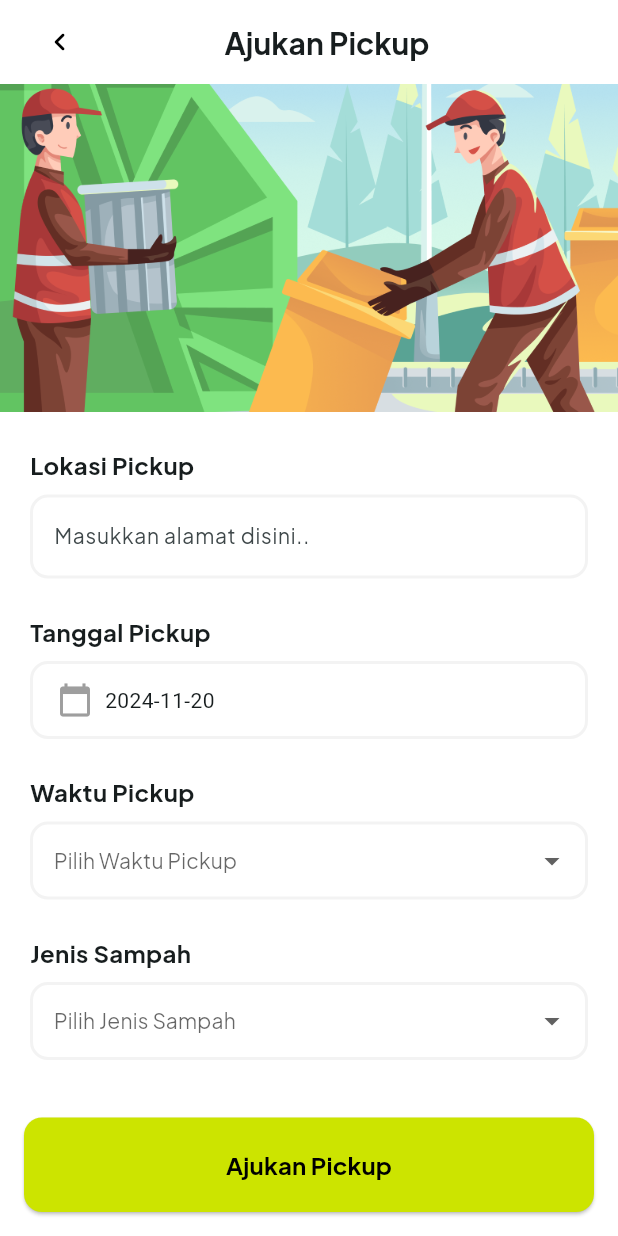
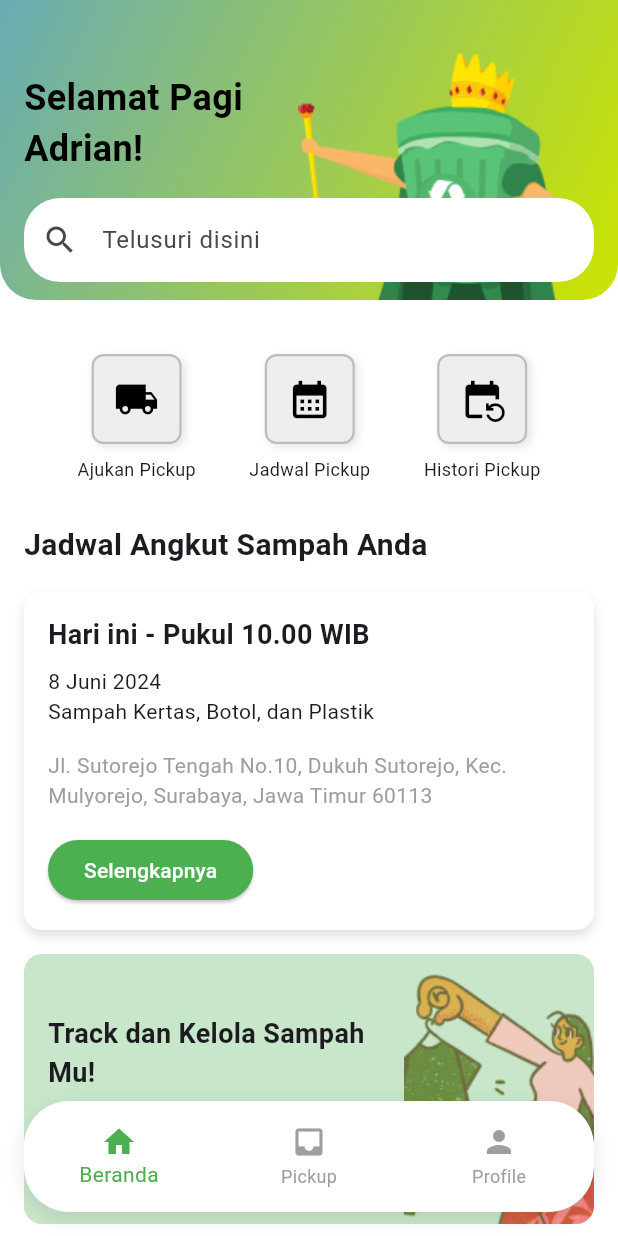
Before and after one commit to mhmdrazn/BuangBijak, a Flutter app: the screen it shows after launch, on a phone screen of 412 x 824 dp. Run offline on Flutter 3.47's test engine with Material 3 defaults, Android fonts, the phone set to English and light mode, and no system bars.

Commit message:
Slicing halaman utama, not found, routes, dll (#2)
* feat: belom selesai brok

* feat: update ui dan routes dan not found dan widget dll

```diff
--- /dev/null
+++ b/lib/data/landing_page.dart
@@ -0,0 +1,19 @@
+import 'package:flutter/material.dart';
+
+final List<Map<String, dynamic>> iconNavFeature = [
+  {
+    'title': 'Ajukan Pickup',
+    'icon': Icons.local_shipping,
+    'route': '/ajukan-pickup',
+  },
+  {
+    'title': 'Jadwal Pickup',
+    'icon': Icons.calendar_month,
+    'route': '/jadwal-pickup',
+  },
+  {
+    'title': 'Histori Pickup',
+    'icon': Icons.event_repeat,
+    'route': '/histori-pickup',
+  },
+];
--- a/lib/main.dart
+++ b/lib/main.dart
@@ -1,5 +1,6 @@
 import 'package:flutter/material.dart';
-import 'package:fp_tekber/screens/pickup_screens.dart';
+import 'package:fp_tekber/routes/routes.dart';
+import 'package:fp_tekber/screens/not_found.dart';
 
 void main() {
   runApp(const MyApp());
@@ -8,17 +9,56 @@ void main() {
 class MyApp extends StatelessWidget {
   const MyApp({super.key});
 
-  // This widget is the root of your application.
   @override
   Widget build(BuildContext context) {
     return MaterialApp(
-      title: 'Flutter Demo',
-      debugShowCheckedModeBanner: false,
+      title: 'BuangBijak App',
+      initialRoute: '/',
       theme: ThemeData(
-        colorScheme: ColorScheme.fromSeed(seedColor: Colors.white),
-        useMaterial3: true,
+        // Basis hijau yang akan digunakan
+        primarySwatch: Colors.green, // Warna utama (green)
+        primaryColor: Colors.green, // Warna utama untuk AppBar, buttons, dll.
+        hintColor: Colors.greenAccent, // Warna aksen jika diperlukan
+        buttonTheme: const ButtonThemeData(
+          buttonColor: Colors.green, // Tombol utama menggunakan hijau
+          textTheme:
+              ButtonTextTheme.primary, // Menjaga teks tombol menjadi putih
+        ),
+        scaffoldBackgroundColor: Colors.white, // Background default putih
+        appBarTheme: const AppBarTheme(
+          backgroundColor: Colors.green, // AppBar warna hijau
+          foregroundColor: Colors.white, // Teks dan ikon putih
+        ),
+        textButtonTheme: TextButtonThemeData(
+          style: TextButton.styleFrom(
+            foregroundColor: Colors.green, // Tombol teks hijau
+          ),
+        ),
+        elevatedButtonTheme: ElevatedButtonThemeData(
+          style: ElevatedButton.styleFrom(
+            backgroundColor: Colors.green, // Tombol Elevated hijau
+            foregroundColor: Colors.white, // Teks tombol putih
+          ),
+        ),
+        floatingActionButtonTheme: const FloatingActionButtonThemeData(
+          backgroundColor: Colors.green, // Floating button hijau
+        ),
+        iconTheme: const IconThemeData(
+          color: Colors.green, // Warna ikon hijau secara default
+        ),
+        bottomNavigationBarTheme: const BottomNavigationBarThemeData(
+          selectedItemColor:
+              Colors.green, // Warna item terpilih di BottomNavigationBar
+          unselectedItemColor:
+              Colors.grey, // Warna item tidak terpilih di BottomNavigationBar
+        ),
       ),
-      home: const PickupPage(),
+      routes: appRoutes,
+      onUnknownRoute: (settings) {
+        return MaterialPageRoute(
+          builder: (context) => const NotFoundPage(),
+        );
+      },
     );
   }
 }
--- /dev/null
+++ b/lib/models/landing_page.dart
@@ -0,0 +1,15 @@
+class JadwalAngkutSampah {
+  final String idJadwaAngkutSampah;
+  final String timeTitle;
+  final String jenisSampah;
+  final String alamat;
+  final bool isDone;
+
+  JadwalAngkutSampah({
+    required this.idJadwaAngkutSampah,
+    required this.timeTitle,
+    required this.jenisSampah,
+    required this.alamat,
+    required this.isDone,
+  });
+}
--- /dev/null
+++ b/lib/routes/routes.dart
@@ -0,0 +1,8 @@
+import 'package:flutter/material.dart';
+import 'package:fp_tekber/screens/home_screen.dart';
+import 'package:fp_tekber/screens/pickup_screens.dart';
+
+final Map<String, WidgetBuilder> appRoutes = {
+  '/': (context) => const HomeScreen(),
+  '/ajukan-pickup': (context) => const PickupPage(),
+};
--- /dev/null
+++ b/lib/screens/home_screen.dart
@@ -0,0 +1,160 @@
+import 'package:flutter/material.dart';
+import 'package:fp_tekber/widgets/navigation_buttons.dart';
+import '../widgets/home_app_bar.dart';
+import '../widgets/home_card.dart';
+import '../widgets/history_list_item.dart';
+
+class HomeScreen extends StatelessWidget {
+  const HomeScreen({super.key});
+
+  @override
+  Widget build(BuildContext context) {
+    return Scaffold(
+      backgroundColor: Colors.white,
+      appBar: const PreferredSize(
+        preferredSize: Size.fromHeight(200),
+        child: HomeAppBar(),
+      ),
+      body: Stack(
+        children: [
+          // Konten Utama
+          SingleChildScrollView(
+            padding: const EdgeInsets.all(16.0),
+            child: Column(
+              crossAxisAlignment: CrossAxisAlignment.start,
+              children: [
+                const SizedBox(height: 20),
+                const NavigationButtons(), // Menambahkan tombol navigasi di sini
+                const SizedBox(height: 28),
+                const Text(
+                  'Jadwal Angkut Sampah Anda',
+                  style: TextStyle(fontSize: 20, fontWeight: FontWeight.bold),
+                ),
+                const SizedBox(height: 16),
+                const HomeCard(
+                  title: 'Hari ini - Pukul 10.00 WIB',
+                  subtitle: '8 Juni 2024\nSampah Kertas, Botol, dan Plastik',
+                  address:
+                      'Jl. Sutorejo Tengah No.10, Dukuh Sutorejo, Kec. Mulyorejo, Surabaya, Jawa Timur 60113',
+                  buttonText: 'Selengkapnya',
+                ),
+                const SizedBox(height: 16),
+                const ImageBanner(),
+                const SizedBox(height: 16),
+                Row(
+                  mainAxisAlignment: MainAxisAlignment.spaceBetween,
+                  children: [
+                    const Text(
+                      'Histori Pickup',
+                      style:
+                          TextStyle(fontSize: 20, fontWeight: FontWeight.bold),
+                    ),
+                    TextButton(
+                      onPressed: () {},
+                      child: const Text('Lihat lainnya'),
+                    ),
+                  ],
+                ),
+                const SizedBox(height: 4),
+                const HistoryListItem(
+                  date: '10 Juni 2024 - Pukul 10.00 WIB',
+                  details: 'Sampah Kertas, Botol, dan Plastik',
+                  address:
+                      'Jl. Sutorejo Tengah No.10, Dukuh Sutorejo, Kec. Mulyorejo, Surabaya, Jawa Timur 60113',
+                  status: 'Selesai',
+                  buttonText: 'Selengkapnya',
+                ),
+                const SizedBox(height: 80),
+              ],
+            ),
+          ),
+          // Floating Navigation Bar
+          Align(
+            alignment: Alignment.bottomCenter,
+            child: Container(
+              margin: const EdgeInsets.all(16),
+              padding: const EdgeInsets.symmetric(vertical: 8),
+              decoration: BoxDecoration(
+                color: Colors.white,
+                borderRadius: BorderRadius.circular(30),
+                boxShadow: [
+                  BoxShadow(
+                    color: Colors.black.withOpacity(0.1),
+                    blurRadius: 10,
+                    offset: const Offset(0, 4),
+                  ),
+                ],
+              ),
+              child: BottomNavigationBar(
+                elevation: 0,
+                backgroundColor: Colors.transparent,
+                items: const [
+                  BottomNavigationBarItem(
+                      icon: Icon(Icons.home), label: 'Beranda'),
+                  BottomNavigationBarItem(
+                      icon: Icon(Icons.inbox), label: 'Pickup'),
+                  BottomNavigationBarItem(
+                      icon: Icon(Icons.person), label: 'Profile'),
+                ],
+              ),
+            ),
+          ),
+        ],
+      ),
+    );
+  }
+}
+
+class ImageBanner extends StatelessWidget {
+  const ImageBanner({super.key});
+
+  @override
+  Widget build(BuildContext context) {
+    return Container(
+      decoration: BoxDecoration(
+        color: Colors.green.shade100,
+        borderRadius: BorderRadius.circular(12),
+      ),
+      child: Row(
+        children: [
+          // Teks dengan padding
+          const Expanded(
+            flex: 2, // Proporsi lebih besar untuk teks
+            child: Padding(
+              padding: EdgeInsets.all(16.0),
+              child: Column(
+                crossAxisAlignment: CrossAxisAlignment.start,
+                children: [
+                  Text(
+                    'Track dan Kelola Sampah Mu!',
+                    style: TextStyle(fontSize: 18, fontWeight: FontWeight.bold),
+                  ),
+                  SizedBox(height: 8),
+                  Text(
+                    'Lacak Sampah dan Dukung Lingkungan Lebih Bersih.',
+                    style: TextStyle(fontSize: 14),
+                  ),
+                ],
+              ),
+            ),
+          ),
+          // Gambar tanpa padding
+          Expanded(
+            flex: 1, // Proporsi lebih kecil untuk gambar
+            child: ClipRRect(
+              borderRadius: const BorderRadius.only(
+                topRight: Radius.circular(12),
+                bottomRight: Radius.circular(12),
+              ),
+              child: Image.asset(
+                'assets/images/girl_with_green_shirt.png',
+                height: 180,
+                fit: BoxFit.cover, // Gambar akan mengisi ruang dengan baik
+              ),
+            ),
+          ),
+        ],
+      ),
+    );
+  }
+}
--- /dev/null
+++ b/lib/screens/not_found.dart
@@ -0,0 +1,21 @@
+import 'package:flutter/material.dart';
+
+class NotFoundPage extends StatelessWidget {
+  const NotFoundPage({super.key});
+
+  @override
+  Widget build(BuildContext context) {
+    return Scaffold(
+      appBar: AppBar(
+        title: const Text('Halaman Tidak Ditemukan'),
+      ),
+      body: const Center(
+        child: Text(
+          'Halaman yang Anda cari tidak ditemukan.',
+          style: TextStyle(fontSize: 18),
+          textAlign: TextAlign.center,
+        ),
+      ),
+    );
+  }
+}
--- /dev/null
+++ b/lib/widgets/history_list_item.dart
@@ -0,0 +1,70 @@
+import 'package:flutter/material.dart';
+
+class HistoryListItem extends StatelessWidget {
+  final String date;
+  final String details;
+  final String address;
+  final String status;
+  final String buttonText;
+
+  const HistoryListItem({
+    super.key,
+    required this.date,
+    required this.details,
+    required this.address,
+    required this.status,
+    required this.buttonText,
+  });
+
+  @override
+  Widget build(BuildContext context) {
+    return Container(
+      padding: const EdgeInsets.all(16),
+      margin: const EdgeInsets.only(bottom: 16),
+      decoration: BoxDecoration(
+        color: Colors.white,
+        borderRadius: BorderRadius.circular(12),
+        boxShadow: const [
+          BoxShadow(
+            color: Colors.black12,
+            blurRadius: 6,
+            offset: Offset(0, 4),
+          ),
+        ],
+      ),
+      child: Column(
+        crossAxisAlignment: CrossAxisAlignment.start,
+        children: [
+          Align(
+            alignment: Alignment.centerRight,
+            child: Text(
+              status,
+              style: const TextStyle(
+                fontSize: 14,
+                color: Colors.green,
+                fontWeight: FontWeight.bold,
+              ),
+            ),
+          ),
+          Text(
+            date,
+            style: const TextStyle(fontSize: 18, fontWeight: FontWeight.bold),
+          ),
+          const SizedBox(height: 8),
+          Text(details),
+          const SizedBox(height: 16),
+          Text(
+            address,
+            style: const TextStyle(fontSize: 14, color: Colors.grey),
+          ),
+          const SizedBox(height: 16),
+          ElevatedButton(
+            onPressed: () {},
+            child: Text(buttonText),
+          ),
+          const SizedBox(height: 16),
+        ],
+      ),
+    );
+  }
+}
--- /dev/null
+++ b/lib/widgets/home_app_bar.dart
@@ -0,0 +1,72 @@
+import 'package:flutter/material.dart';
+
+class HomeAppBar extends StatelessWidget {
+  const HomeAppBar({super.key});
+
+  @override
+  Widget build(BuildContext context) {
+    return Container(
+      height: 250, // Tinggi cukup besar untuk konten
+      decoration: const BoxDecoration(
+        gradient: LinearGradient(
+          colors: [
+            Color(0xFF68ACB4),
+            Color(0xFFCCE400),
+          ],
+          begin: Alignment.topLeft,
+          end: Alignment.bottomRight,
+        ),
+        borderRadius: BorderRadius.only(
+          bottomLeft: Radius.circular(24),
+          bottomRight: Radius.circular(24),
+        ),
+      ),
+      child: Stack(
+        children: [
+          // Gambar maskot
+          Positioned(
+            right: 12,
+            bottom: -20,
+            child: Image.asset(
+              'assets/images/hero_mascot.png',
+              height: 200,
+            ),
+          ),
+          // Konten header (teks dan search bar)
+          Padding(
+            padding:
+                const EdgeInsets.fromLTRB(16, 48, 16, 16), // Sesuaikan padding
+            child: Column(
+              crossAxisAlignment: CrossAxisAlignment.start,
+              mainAxisSize:
+                  MainAxisSize.min, // Jangan paksa column ke tinggi penuh
+              children: [
+                const Text(
+                  'Selamat Pagi\nAdrian!',
+                  style: TextStyle(
+                    fontSize: 24,
+                    fontWeight: FontWeight.bold,
+                    color: Colors.black,
+                  ),
+                ),
+                const SizedBox(height: 16),
+                TextField(
+                  decoration: InputDecoration(
+                    filled: true,
+                    fillColor: Colors.white,
+                    hintText: 'Telusuri disini',
+                    prefixIcon: const Icon(Icons.search),
+                    border: OutlineInputBorder(
+                      borderRadius: BorderRadius.circular(24),
+                      borderSide: BorderSide.none,
+                    ),
+                  ),
+                ),
+              ],
+            ),
+          ),
+        ],
+      ),
+    );
+  }
+}
--- /dev/null
+++ b/lib/widgets/home_card.dart
@@ -0,0 +1,55 @@
+import 'package:flutter/material.dart';
+
+class HomeCard extends StatelessWidget {
+  final String title;
+  final String subtitle;
+  final String address;
+  final String buttonText;
+
+  const HomeCard({
+    super.key,
+    required this.title,
+    required this.subtitle,
+    required this.address,
+    required this.buttonText,
+  });
+
+  @override
+  Widget build(BuildContext context) {
+    return Container(
+      padding: const EdgeInsets.all(16),
+      decoration: BoxDecoration(
+        color: Colors.white,
+        borderRadius: BorderRadius.circular(12),
+        boxShadow: const [
+          BoxShadow(
+            color: Colors.black12,
+            blurRadius: 6,
+            offset: Offset(0, 4),
+          ),
+        ],
+      ),
+      child: Column(
+        crossAxisAlignment: CrossAxisAlignment.start,
+        children: [
+          Text(
+            title,
+            style: const TextStyle(fontSize: 18, fontWeight: FontWeight.bold),
+          ),
+          const SizedBox(height: 8),
+          Text(subtitle),
+          const SizedBox(height: 16),
+          Text(
+            address,
+            style: const TextStyle(fontSize: 14, color: Colors.grey),
+          ),
+          const SizedBox(height: 16),
+          ElevatedButton(
+            onPressed: () {},
+            child: Text(buttonText),
+          ),
+        ],
+      ),
+    );
+  }
+}
--- /dev/null
+++ b/lib/widgets/navigation_buttons.dart
@@ -0,0 +1,53 @@
+import 'package:flutter/material.dart';
+import 'package:fp_tekber/data/landing_page.dart';
+
+class NavigationButtons extends StatelessWidget {
+  const NavigationButtons({super.key});
+
+  @override
+  Widget build(BuildContext context) {
+    return Row(
+      mainAxisAlignment: MainAxisAlignment.spaceEvenly,
+      children: iconNavFeature.map((route) {
+        return GestureDetector(
+          onTap: () {
+            Navigator.pushNamed(context, route['route']);
+          },
+          child: Column(
+            children: [
+              Container(
+                width: 60,
+                height: 60,
+                decoration: BoxDecoration(
+                  color: Colors.grey.shade200,
+                  borderRadius: BorderRadius.circular(8),
+                  border: Border.all(
+                    color: Colors.grey.shade400, // Warna border hitam
+                    width: 1.5, // Ketebalan border 1px
+                  ),
+                  boxShadow: [
+                    BoxShadow(
+                      color: Colors.black.withOpacity(0.1),
+                      blurRadius: 4,
+                      offset: const Offset(2, 2),
+                    ),
+                  ],
+                ),
+                child: Icon(
+                  route['icon'],
+                  size: 30,
+                  color: Colors.black,
+                ),
+              ),
+              const SizedBox(height: 8),
+              Text(
+                route['title'],
+                style: const TextStyle(fontSize: 12),
+              ),
+            ],
+          ),
+        );
+      }).toList(),
+    );
+  }
+}
--- a/pubspec.yaml
+++ b/pubspec.yaml
@@ -1,5 +1,5 @@
 name: fp_tekber
-description: "A new Flutter project."
+description: 'A new Flutter project.'
 # The following line prevents the package from being accidentally published to
 # pub.dev using `flutter pub publish`. This is preferred for private packages.
 publish_to: 'none' # Remove this line if you wish to publish to pub.dev
@@ -31,11 +31,10 @@ dependencies:
   flutter:
     sdk: flutter
 
-
   # The following adds the Cupertino Icons font to your application.
   # Use with the CupertinoIcons class for iOS style icons.
   cupertino_icons: ^1.0.8
-
+  flutter_floating_bottom_bar: ^1.2.0
 dev_dependencies:
   flutter_test:
     sdk: flutter
@@ -52,7 +51,6 @@ dev_dependencies:
 
 # The following section is specific to Flutter packages.
 flutter:
-
   # The following line ensures that the Material Icons font is
   # included with your application, so that you can use the icons in
   # the material Icons class.
```
Also changed, not shown: lib/widgets/button_features.dart (added, +63 -0 lines), assets/images/girl_with_green_shirt.png (added), assets/images/hero_mascot.png (added), pubspec.lock.
